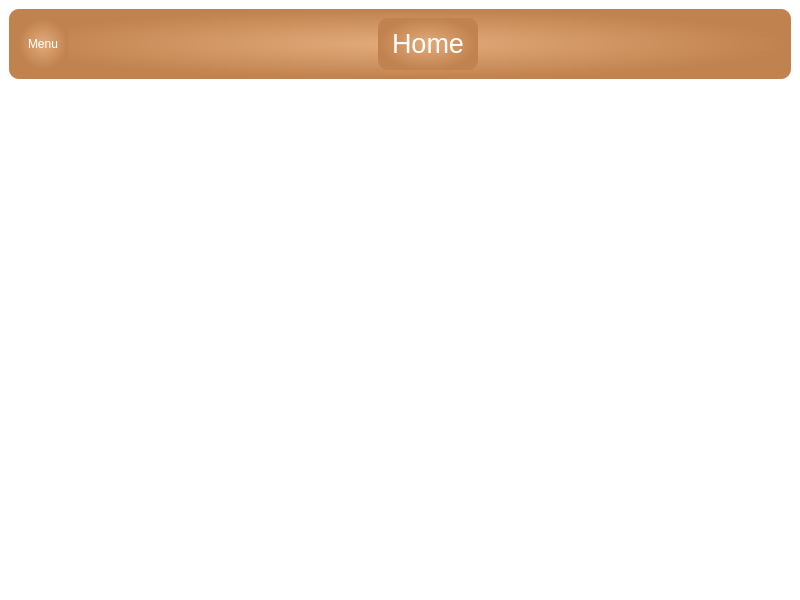
Before: the Qt Designer form ui/dyner.ui in Anmol-A-jain/Dyner, drawn with Qt 5.
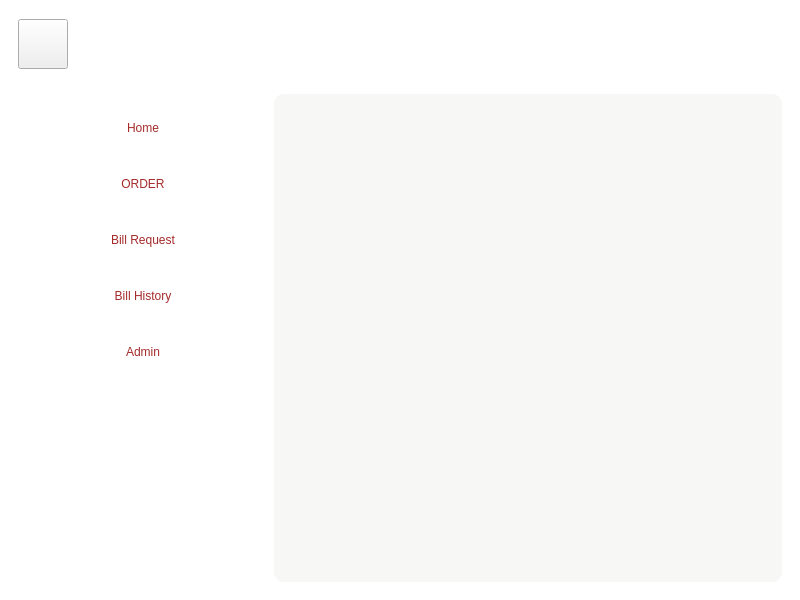
After: the same form once the commit is applied. Icons and pictures are not drawn.

The edit to the form file:
```diff
--- a/ui/dyner.ui
+++ b/ui/dyner.ui
@@ -25,8 +25,11 @@
     <bool>false</bool>
    </property>
    <property name="styleSheet">
-    <string notr="true">background-color: #ffffff;
-background-image: url(:/img/img/background1.jpg);</string>
+    <string notr="true">#centralwidget{
+
+	background-color: #ffffff;
+	background-image: url(:/img/img/background3.jpg);
+}</string>
    </property>
    <layout class="QHBoxLayout" name="horizontalLayout_4">
     <item>
@@ -46,8 +49,10 @@
          </size>
         </property>
         <property name="styleSheet">
-         <string notr="true">border-radius:10px;
-background-color:   qradialgradient(spread:pad, cx:0.5, cy:0.5, radius:0.5, fx:0.5, fy:0.5, stop:0 rgba(227, 171, 122, 1), stop:1 rgba(192, 130, 79, 1))</string>
+         <string notr="true">horizontalWidget{
+	border-radius:10px;
+	background-color:   qradialgradient(spread:pad, cx:0.5, cy:0.5, radius:0.5, fx:0.5, fy:0.5, stop:0 rgba(227, 171, 122, 1), stop:1 rgba(192, 130, 79, 1))
+}</string>
         </property>
         <layout class="QHBoxLayout" name="horizontalLayout">
          <item>
@@ -65,13 +70,11 @@
             </size>
            </property>
            <property name="styleSheet">
-            <string notr="true">border-radius: 10px;
-color : white;
-border-image: url(:/img/img/ButtonBackground.jpg);
+            <string notr="true">border-image: url(:/img/img/menuIcon.png);
 </string>
            </property>
            <property name="text">
-            <string>Menu</string>
+            <string/>
            </property>
           </widget>
          </item>
@@ -97,8 +100,8 @@
             </size>
            </property>
            <property name="styleSheet">
-            <string notr="true">background-image: url(:/img/img/ButtonBackground.jpg);
-color:white;</string>
+            <string notr="true">color:white;
+border-radius:10px;</string>
            </property>
            <property name="text">
             <string>&lt;html&gt;&lt;head/&gt;&lt;body&gt;&lt;p&gt;&lt;span style=&quot; font-size:20pt;&quot;&gt;Home&lt;/span&gt;&lt;/p&gt;&lt;/body&gt;&lt;/html&gt;</string>
@@ -128,6 +131,12 @@
        </widget>
       </item>
       <item>
+       <widget class="QFrame" name="menuAndWindow">
+        <property name="styleSheet">
+         <string notr="true">#menuAndWindow{
+	border-image: url(:/img/img/background2.jpg);
+}</string>
+        </property>
        <layout class="QHBoxLayout" name="horizontalLayout_2">
         <item>
          <widget class="QFrame" name="menuList">
@@ -144,8 +153,9 @@
            </size>
           </property>
           <property name="styleSheet">
-           <string notr="true">border-radius:10px;
-background-image: url(:/img/img/background.jpg);</string>
+            <string notr="true">#menuList{
+	border-radius:10px;
+}</string>
           </property>
           <layout class="QVBoxLayout" name="verticalLayout_2">
            <item>
@@ -164,7 +174,7 @@
              </property>
              <property name="styleSheet">
               <string notr="true">border-radius: 10px;
-color : white;
+color : brown;
 border-image: url(:/img/img/ButtonBackground.jpg);
 </string>
              </property>
@@ -183,7 +193,7 @@
              </property>
              <property name="styleSheet">
               <string notr="true">border-radius: 10px;
-color : white;
+color : brown;
 border-image: url(:/img/img/ButtonBackground.jpg);
 </string>
              </property>
@@ -202,7 +212,7 @@
              </property>
              <property name="styleSheet">
               <string notr="true">border-radius: 10px;
-color : white;
+color : brown;
 border-image: url(:/img/img/ButtonBackground.jpg);
 </string>
              </property>
@@ -221,7 +231,7 @@
              </property>
              <property name="styleSheet">
               <string notr="true">border-radius: 10px;
-color : white;
+color : brown;
 border-image: url(:/img/img/ButtonBackground.jpg);
 </string>
              </property>
@@ -240,7 +250,7 @@
              </property>
              <property name="styleSheet">
               <string notr="true">border-radius: 10px;
-color : white;
+color : brown;
 border-image: url(:/img/img/ButtonBackground.jpg);
 </string>
              </property>
@@ -268,10 +278,9 @@
         <item>
          <widget class="QFrame" name="horizontalFrame">
           <property name="styleSheet">
-           <string notr="true">QFrame{
-	
-	background-image: url(:/img/img/background.jpg);
+            <string notr="true">#horizontalFrame{
 	border-radius : 10px;
+	background-color: rgba(238, 238, 236,0.5);
 }</string>
           </property>
           <layout class="QHBoxLayout" name="horizontalLayout_3">
@@ -282,6 +291,7 @@
          </widget>
         </item>
        </layout>
+       </widget>
       </item>
      </layout>
     </item>
```
Left out of the diff: 8 changed lines with no effect on the pictures. Lines whose indentation alone changed are shown as unchanged.
